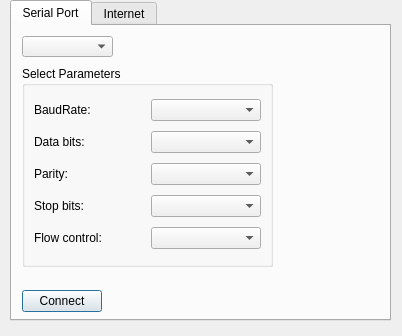
xuwei1988/oscilloscope, file connectdialog.ui: the form before one commit.
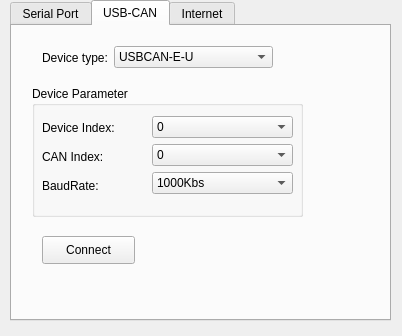
The form after the commit.

Commit message: 测试USB-CAN 接口函数(Pass), 但是CanThread信号 和 ConnectDialog槽 还处于测试化阶段，需要改进

The edit to the form file:
```diff
--- a/connectdialog.ui
+++ b/connectdialog.ui
@@ -23,7 +23,7 @@
     </rect>
    </property>
    <property name="currentIndex">
-    <number>0</number>
+    <number>1</number>
    </property>
    <widget class="QWidget" name="tab">
     <attribute name="title">
@@ -131,6 +131,207 @@
      </layout>
     </widget>
    </widget>
+   <widget class="QWidget" name="tab_3">
+    <attribute name="title">
+     <string>USB-CAN</string>
+    </attribute>
+    <widget class="QGroupBox" name="groupBox">
+     <property name="geometry">
+      <rect>
+       <x>20</x>
+       <y>60</y>
+       <width>271</width>
+       <height>131</height>
+      </rect>
+     </property>
+     <property name="title">
+      <string>Device Parameter</string>
+     </property>
+     <widget class="QWidget" name="layoutWidget">
+      <property name="geometry">
+       <rect>
+        <x>120</x>
+        <y>30</y>
+        <width>141</width>
+        <height>79</height>
+       </rect>
+      </property>
+      <layout class="QVBoxLayout" name="verticalLayout">
+       <item>
+        <widget class="QComboBox" name="canDeviceIndexBox">
+         <item>
+          <property name="text">
+           <string>0</string>
+          </property>
+         </item>
+         <item>
+          <property name="text">
+           <string>1</string>
+          </property>
+         </item>
+         <item>
+          <property name="text">
+           <string>2</string>
+          </property>
+         </item>
+         <item>
+          <property name="text">
+           <string>3</string>
+          </property>
+         </item>
+         <item>
+          <property name="text">
+           <string>4</string>
+          </property>
+         </item>
+        </widget>
+       </item>
+       <item>
+        <widget class="QComboBox" name="canIndexBox">
+         <item>
+          <property name="text">
+           <string>0</string>
+          </property>
+         </item>
+         <item>
+          <property name="text">
+           <string>1</string>
+          </property>
+         </item>
+        </widget>
+       </item>
+       <item>
+        <widget class="QComboBox" name="canBaudRateBox">
+         <item>
+          <property name="text">
+           <string>1000Kbs</string>
+          </property>
+         </item>
+         <item>
+          <property name="text">
+           <string>800Kbs</string>
+          </property>
+         </item>
+         <item>
+          <property name="text">
+           <string>500Kbs</string>
+          </property>
+         </item>
+         <item>
+          <property name="text">
+           <string>250Kbs</string>
+          </property>
+         </item>
+         <item>
+          <property name="text">
+           <string>100Kbs</string>
+          </property>
+         </item>
+         <item>
+          <property name="text">
+           <string>50Kbs</string>
+          </property>
+         </item>
+        </widget>
+       </item>
+      </layout>
+     </widget>
+     <widget class="QWidget" name="layoutWidget">
+      <property name="geometry">
+       <rect>
+        <x>10</x>
+        <y>30</y>
+        <width>106</width>
+        <height>81</height>
+       </rect>
+      </property>
+      <layout class="QVBoxLayout" name="verticalLayout_2">
+       <item>
+        <widget class="QLabel" name="label_3">
+         <property name="text">
+          <string>Device Index:</string>
+         </property>
+        </widget>
+       </item>
+       <item>
+        <widget class="QLabel" name="label_4">
+         <property name="text">
+          <string>CAN Index:</string>
+         </property>
+        </widget>
+       </item>
+       <item>
+        <widget class="QLabel" name="label_5">
+         <property name="text">
+          <string>BaudRate:</string>
+         </property>
+        </widget>
+       </item>
+      </layout>
+     </widget>
+    </widget>
+    <widget class="QPushButton" name="canConnectButton">
+     <property name="geometry">
+      <rect>
+       <x>30</x>
+       <y>210</y>
+       <width>93</width>
+       <height>28</height>
+      </rect>
+     </property>
+     <property name="text">
+      <string>Connect</string>
+     </property>
+    </widget>
+    <widget class="QWidget" name="layoutWidget">
+     <property name="geometry">
+      <rect>
+       <x>30</x>
+       <y>20</y>
+       <width>231</width>
+       <height>23</height>
+      </rect>
+     </property>
+     <layout class="QHBoxLayout" name="horizontalLayout_3" stretch="0,1">
+      <item>
+       <widget class="QLabel" name="label_2">
+        <property name="text">
+         <string>Device type:</string>
+        </property>
+       </widget>
+      </item>
+      <item>
+       <widget class="QComboBox" name="canDeviceTypeBox">
+        <item>
+         <property name="text">
+          <string>USBCAN-E-U</string>
+         </property>
+        </item>
+        <item>
+         <property name="text">
+          <string>USBCAN-2E-U</string>
+         </property>
+        </item>
+        <item>
+         <property name="text">
+          <string>USBCAN-4E-U</string>
+         </property>
+        </item>
+        <item>
+         <property name="text">
+          <string>USBCAN1</string>
+         </property>
+        </item>
+        <item>
+         <property name="text">
+          <string>USBCAN2</string>
+         </property>
+        </item>
+       </widget>
+      </item>
+     </layout>
+    </widget>
+   </widget>
    <widget class="QWidget" name="tab_2">
     <attribute name="title">
      <string>Internet</string>
```
The commit also changes 9 other files.
